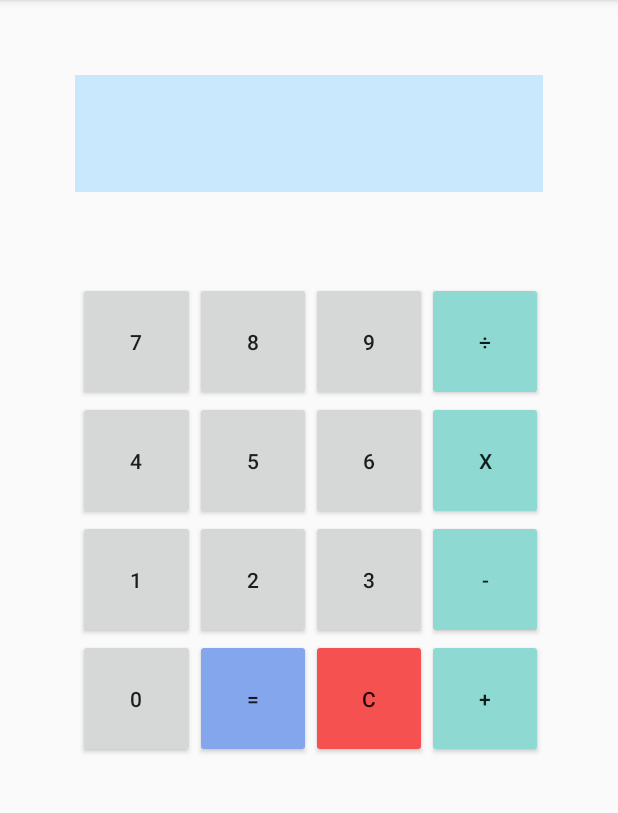
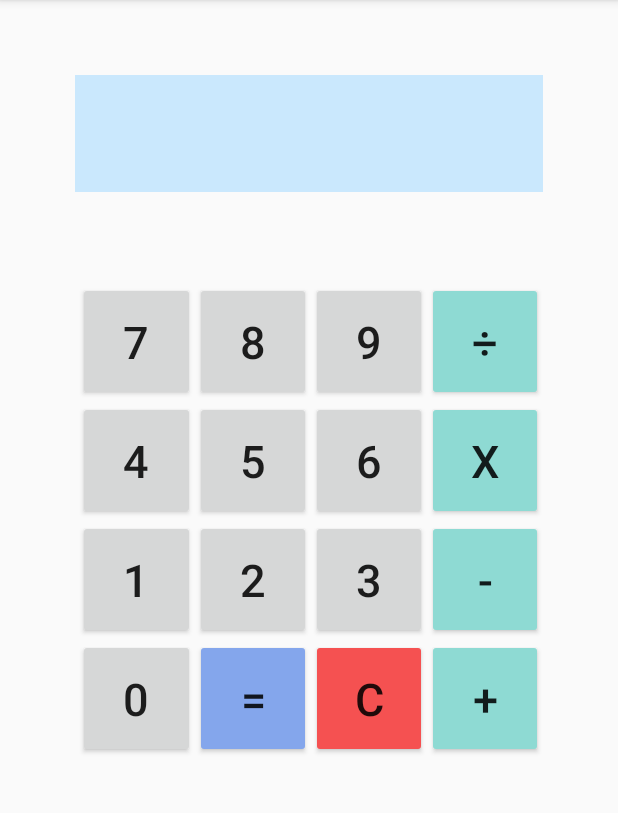
Before and after one commit to Joel30/Calculadora, an Android app: the screen it shows after launch (MainActivity), on a phone screen of 412 x 824 dp, the part 84-897 px from its top. Run offline under Robolectric (Android 15) with nearby library versions, the phone set to English and light mode, and no system bars.

Commit message:
Practica4: Modificaciones

```diff
--- a/app/src/main/res/layout/activity_main.xml
+++ b/app/src/main/res/layout/activity_main.xml
@@ -14,7 +14,10 @@
         android:layout_marginTop="50dp"
         android:layout_marginEnd="50dp"
         android:background="#CAE8FD"
+        android:cursorVisible="false"
         android:text=""
+        android:textAlignment="textEnd"
+        android:textSize="36sp"
         app:layout_constraintEnd_toEndOf="parent"
         app:layout_constraintStart_toStartOf="parent"
         app:layout_constraintTop_toTopOf="parent"
@@ -56,21 +59,24 @@
                         android:layout_width="wrap_content"
                         android:layout_height="match_parent"
                         android:layout_weight="1"
-                        android:text="7" />
+                        android:text="7"
+                        android:textSize="30sp" />
 
                     <Button
                         android:id="@+id/btnOcho"
                         android:layout_width="wrap_content"
                         android:layout_height="match_parent"
                         android:layout_weight="1"
-                        android:text="8" />
+                        android:text="8"
+                        android:textSize="30sp" />
 
                     <Button
                         android:id="@+id/btnNueve"
                         android:layout_width="wrap_content"
                         android:layout_height="match_parent"
                         android:layout_weight="1"
-                        android:text="9" />
+                        android:text="9"
+                        android:textSize="30sp" />
 
                     <Button
                         android:id="@+id/btnDiv"
@@ -78,7 +84,8 @@
                         android:layout_height="match_parent"
                         android:layout_weight="1"
                         android:backgroundTint="#8EDAD3"
-                        android:text="÷" />
+                        android:text="÷"
+                        android:textSize="30sp" />
                 </LinearLayout>
 
                 <LinearLayout
@@ -92,21 +99,24 @@
                         android:layout_width="wrap_content"
                         android:layout_height="match_parent"
                         android:layout_weight="1"
-                        android:text="4" />
+                        android:text="4"
+                        android:textSize="30sp" />
 
                     <Button
                         android:id="@+id/btnCinco"
                         android:layout_width="wrap_content"
                         android:layout_height="match_parent"
                         android:layout_weight="1"
-                        android:text="5" />
+                        android:text="5"
+                        android:textSize="30sp" />
 
                     <Button
                         android:id="@+id/btnSeis"
                         android:layout_width="wrap_content"
                         android:layout_height="match_parent"
                         android:layout_weight="1"
-                        android:text="6" />
+                        android:text="6"
+                        android:textSize="30sp" />
 
                     <Button
                         android:id="@+id/btnMul"
@@ -114,7 +124,8 @@
                         android:layout_height="match_parent"
                         android:layout_weight="1"
                         android:backgroundTint="#8EDAD3"
-                        android:text="x" />
+                        android:text="x"
+                        android:textSize="30sp" />
                 </LinearLayout>
 
                 <LinearLayout
@@ -128,21 +139,24 @@
                         android:layout_width="wrap_content"
                         android:layout_height="match_parent"
                         android:layout_weight="1"
-                        android:text="1" />
+                        android:text="1"
+                        android:textSize="30sp" />
 
                     <Button
                         android:id="@+id/btnDos"
                         android:layout_width="wrap_content"
                         android:layout_height="match_parent"
                         android:layout_weight="1"
-                        android:text="2" />
+                        android:text="2"
+                        android:textSize="30sp" />
 
                     <Button
                         android:id="@+id/btnTres"
                         android:layout_width="wrap_content"
                         android:layout_height="match_parent"
                         android:layout_weight="1"
-                        android:text="3" />
+                        android:text="3"
+                        android:textSize="30sp" />
 
                     <Button
                         android:id="@+id/btnResta"
@@ -150,7 +164,8 @@
                         android:layout_height="match_parent"
                         android:layout_weight="1"
                         android:backgroundTint="#8EDAD3"
-                        android:text="-" />
+                        android:text="-"
+                        android:textSize="30sp" />
                 </LinearLayout>
 
                 <LinearLayout
@@ -164,7 +179,8 @@
                         android:layout_width="wrap_content"
                         android:layout_height="match_parent"
                         android:layout_weight="1"
-                        android:text="0" />
+                        android:text="0"
+                        android:textSize="30sp" />
 
                     <Button
                         android:id="@+id/btnIgual"
@@ -172,7 +188,8 @@
                         android:layout_height="match_parent"
                         android:layout_weight="1"
                         android:backgroundTint="#84A6EC"
-                        android:text="=" />
+                        android:text="="
+                        android:textSize="30sp" />
 
                     <Button
                         android:id="@+id/btnC"
@@ -180,7 +197,8 @@
                         android:layout_height="match_parent"
                         android:layout_weight="1"
                         android:backgroundTint="#F55151"
-                        android:text="C" />
+                        android:text="C"
+                        android:textSize="30sp" />
 
                     <Button
                         android:id="@+id/btnSuma"
@@ -188,7 +206,8 @@
                         android:layout_height="match_parent"
                         android:layout_weight="1"
                         android:backgroundTint="#8EDAD3"
-                        android:text="+" />
+                        android:text="+"
+                        android:textSize="30sp" />
                 </LinearLayout>
             </LinearLayout>
         </LinearLayout>
```
